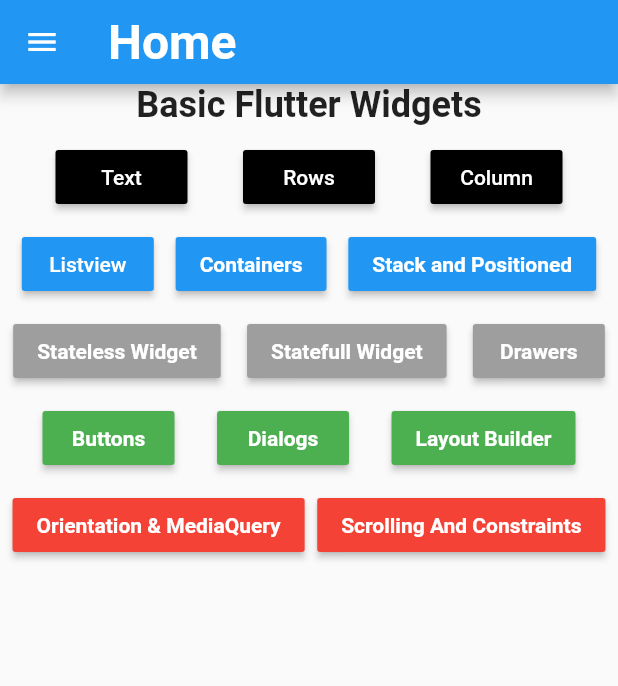
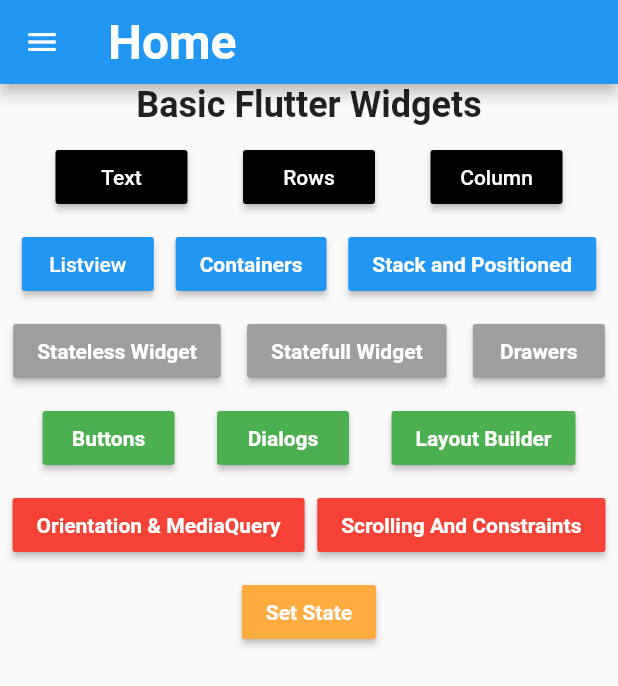
Before and after one commit to qinyanjuidavid/Flutter-All-Round, a Flutter app: the screen it shows after launch, on a phone screen of 412 x 824 dp. Shown: the top 686 px of the screen. Run offline on Flutter 3.47's test engine with Material 2 defaults, Android fonts, the phone set to English and light mode, and no system bars; missing offline and left inert: dart:html.

Commit message:
:truck: state management using setState

```diff
--- a/lib/configs/routes.dart
+++ b/lib/configs/routes.dart
@@ -9,6 +9,7 @@ import 'package:pro1/views/dialogs.dart';
 import 'package:pro1/views/home.dart';
 import 'package:pro1/views/orientations_and_mediaquery.dart';
 import 'package:pro1/views/scrolling_and_constraints.dart';
+import 'package:pro1/views/set_state.dart';
 import 'package:pro1/views/stacked_and_positioned_screen.dart';
 import 'package:pro1/views/statefull_widget.dart';
 import 'package:pro1/views/stateless_widget_screen.dart';
@@ -34,4 +35,5 @@ final appRoutes = {
   "layoutbuilder/": (context) => LayoutBuilderScreen(),
   "orientation/": (context) => OrientationAndMediaQueryScreen(),
   "scrolling/": (context) => ScrollingAndConstraintsScreen(),
+  "setstate/": (context) => SetStateScreen(),
 };
--- a/lib/views/home.dart
+++ b/lib/views/home.dart
@@ -262,6 +262,28 @@ class _HomeScreenState extends State<HomeScreen> {
                   ),
                 )
               ],
+            ),
+            SizedBox(
+              width: MediaQuery.of(context).size.width,
+              height: 10,
+            ),
+            Row(
+              mainAxisAlignment: MainAxisAlignment.spaceEvenly,
+              children: [
+                MaterialButton(
+                  color: Colors.orangeAccent,
+                  onPressed: () {
+                    Navigator.pushNamed(context, "setstate/");
+                  },
+                  child: const Text(
+                    "Set State",
+                    style: TextStyle(
+                      fontWeight: FontWeight.bold,
+                      color: Colors.white,
+                    ),
+                  ),
+                )
+              ],
             )
           ],
         ),
```
Also changed, not shown: lib/views/set_state.dart (added, +119 -0 lines).
